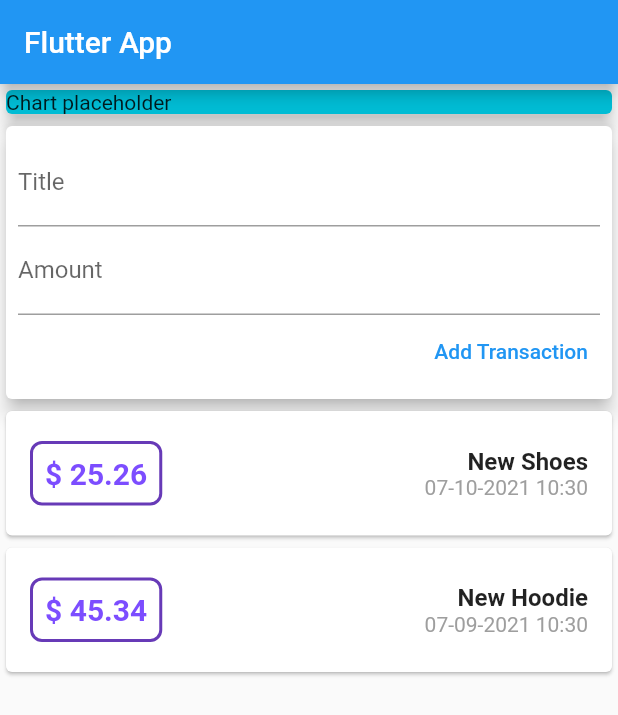
After one commit to stefann19/mxscw_expenses_app, a Flutter app: the screen it shows after launch, on a phone screen of 412 x 824 dp. The commit adds this screen. Shown: the top 715 px of the screen. Run offline on Flutter 3.47's test engine with Material 2 defaults, Android fonts, the phone set to English and light mode, and no system bars.

Commit message:
04.22 Making the list scrollable.

```diff
--- a/lib/transaction.dart
+++ b/lib/models/transaction.dart
@@ -1,5 +1,5 @@
 class TransactionModel {
-  final String id;
+  String id;
   final String title;
   final double amount;
   final DateTime date;
--- /dev/null
+++ b/lib/widgets/new_transaction.dart
@@ -0,0 +1,27 @@
+import 'package:flutter/material.dart';
+import 'package:mxscw_expenses_app/models/transaction.dart';
+
+class NewTransaction extends StatelessWidget {
+  NewTransaction({Key? key,  required this.addTransactionFunc}) : super(key: key);
+
+  final TextEditingController titleController= TextEditingController();
+  final TextEditingController amountController= TextEditingController();
+  final Function(TransactionModel transactionModel) addTransactionFunc;
+  @override
+  Widget build(BuildContext context) {
+    return Card(
+      elevation: 5,
+      child: Container(
+        padding: EdgeInsets.all(8),
+        child: Column(
+          crossAxisAlignment: CrossAxisAlignment.end,
+          children: [
+            TextField(decoration: InputDecoration(labelText: 'Title'), controller: titleController,),
+            TextField(decoration: InputDecoration(labelText: 'Amount'),controller: amountController,),
+            TextButton(onPressed: ()=> addTransactionFunc(new TransactionModel(id: 'id', title: titleController.text, amount: double.parse(amountController.text), date: DateTime.now())), child: Text('Add Transaction'),),
+          ],
+        ),
+      ),
+    );
+  }
+}
--- /dev/null
+++ b/lib/widgets/transaction_list.dart
@@ -0,0 +1,50 @@
+import 'package:flutter/material.dart';
+import 'package:intl/intl.dart';
+import '../models/transaction.dart';
+
+class TransactionList extends StatelessWidget {
+  TransactionList({Key? key, required this.userTransactions}) : super(key: key);
+  List<TransactionModel> userTransactions;
+
+  @override
+  Widget build(BuildContext context) {
+    return SingleChildScrollView(
+      child: Container(
+        height: 700,
+        child: Column(
+          children: userTransactions.map((t) =>
+              Card(
+                child: Container(
+                  padding: EdgeInsets.all(16),
+                  child: Row(
+                    mainAxisAlignment: MainAxisAlignment.spaceBetween,
+                    children: [
+                      Container(
+                        margin: EdgeInsets.symmetric(vertical: 4),
+                        padding: EdgeInsets.all(8),
+                        decoration: BoxDecoration(
+                            border: Border.all(color: Colors.deepPurple,width:2 ,),borderRadius: BorderRadius.circular(8)
+                        ),
+                        child:
+                        Text(
+                          '\$ ${t.amount}',
+                          style: const TextStyle(fontWeight: FontWeight.bold, fontSize: 20,color: Colors.deepPurpleAccent ),
+                        ),
+                      ),
+                      Column(
+                          crossAxisAlignment: CrossAxisAlignment.end,
+                          children: [
+                            Text(t.title,style: const TextStyle(fontWeight: FontWeight.bold, fontSize: 16),),
+                            Text(DateFormat('dd-MM-yyyy hh:mm').format(t.date), style: const TextStyle(color: Colors.grey))
+                          ]
+                      )
+                    ],
+                  ),
+                ),
+              )).toList()
+          ,
+        ),
+      ),
+    );
+  }
+}
--- /dev/null
+++ b/lib/widgets/user_transactions.dart
@@ -0,0 +1,36 @@
+import 'package:flutter/material.dart';
+
+import '../models/transaction.dart';
+import './new_transaction.dart';
+import './transaction_list.dart';
+
+class UserTransactions extends StatefulWidget {
+  const UserTransactions({Key? key}) : super(key: key);
+
+  @override
+  _UserTransactionsState createState() => _UserTransactionsState();
+}
+
+class _UserTransactionsState extends State<UserTransactions> {
+  final List<TransactionModel> _userTransactions = [
+    TransactionModel(id:'0',title: 'New Shoes',amount: 25.26,date:DateTime.now()),
+    TransactionModel(id:'1',title: 'New Hoodie',amount: 45.34,date:DateTime.now().add(const Duration(days: -30)))
+  ];
+
+  addTransaction(TransactionModel transactionModel){
+    transactionModel.id = _userTransactions.length.toString();
+    setState(() {
+      _userTransactions.add(transactionModel);
+    });
+  }
+
+  @override
+  Widget build(BuildContext context) {
+    return Column(
+      children: [
+        NewTransaction(addTransactionFunc: addTransaction),
+        TransactionList(userTransactions:_userTransactions)
+      ],
+    );
+  }
+}
```
Also changed, not shown: lib/main.dart (+5 -56 lines).
